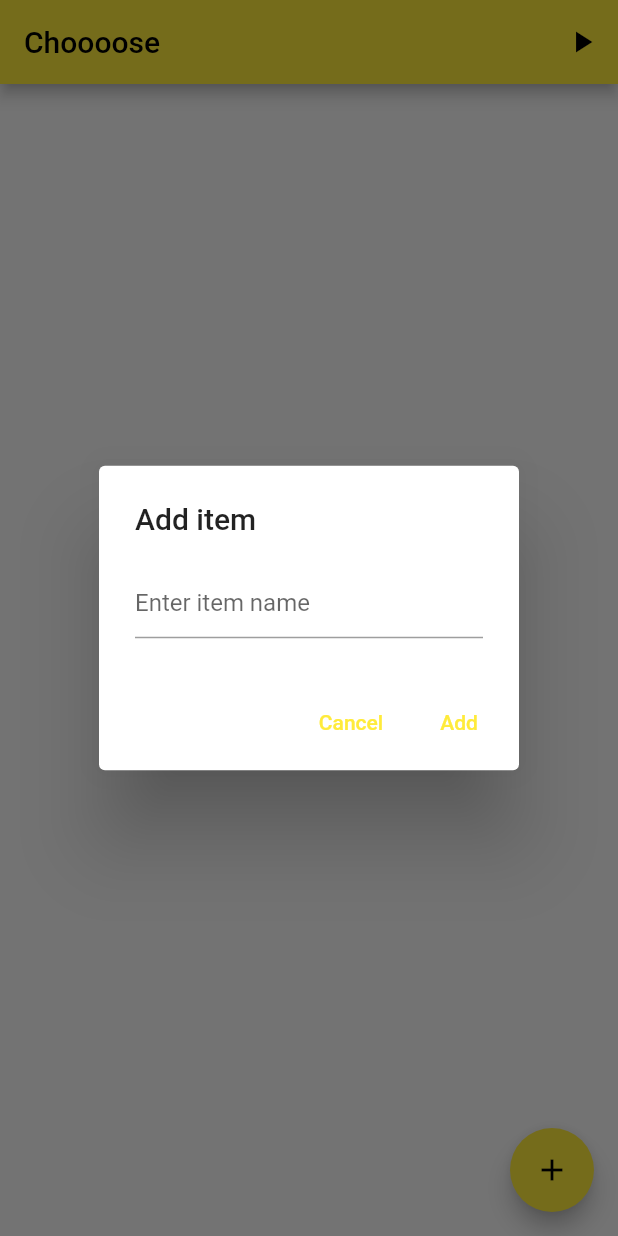
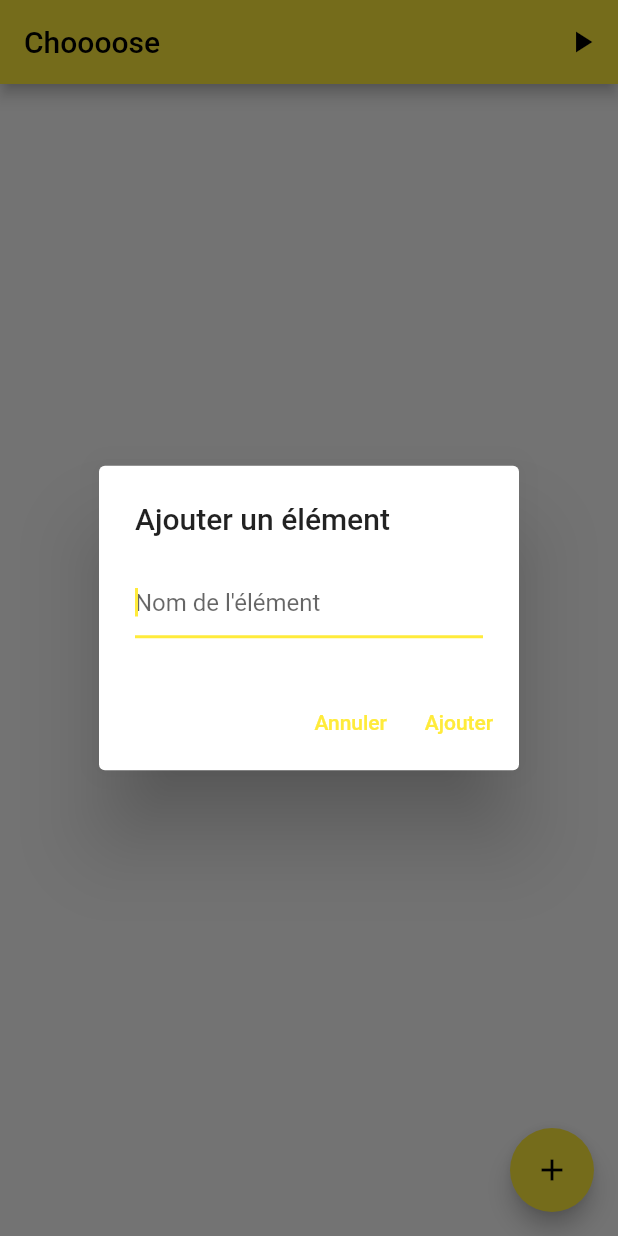
Before and after one commit to ymauray/chooose, a Flutter app: the screen it shows after launch, after a tap on the "add" icon, on a phone screen of 412 x 824 dp. Run offline on Flutter 3.47's test engine with Material 2 defaults, Android fonts, the light colour scheme and no system bars; our stand-ins replace firebase_analytics, firebase_core, flutter_riverpod, freezed_annotation, riverpod_annotation; missing offline and left inert: firebase_app_check; accounts and stored records are empty; generated files the repository leaves out were written again.

Commit message:
feat: translated to french, plus styling

```diff
--- a/lib/page/home_page.dart
+++ b/lib/page/home_page.dart
@@ -40,7 +40,7 @@ class HomePage extends ConsumerWidget {
       ),
       floatingActionButton: FloatingActionButton(
         onPressed: () async => showForm(context, ref),
-        tooltip: 'Increment',
+        tooltip: 'Ajouter un élément',
         child: const Icon(Icons.add),
       ),
     );
@@ -52,24 +52,27 @@ class HomePage extends ConsumerWidget {
       builder: (context) {
         final controller = TextEditingController();
         return AlertDialog(
-          title: const Text('Add item'),
+          title: const Text('Ajouter un élément'),
           content: TextField(
+            autofocus: true,
             controller: controller,
             decoration: const InputDecoration(
-              hintText: 'Enter item name',
+              hintText: "Nom de l'élément",
             ),
+            keyboardType: TextInputType.name,
+            textCapitalization: TextCapitalization.sentences,
           ),
           actions: [
             TextButton(
               onPressed: () => Navigator.of(context).pop(),
-              child: const Text('Cancel'),
+              child: const Text('Annuler'),
             ),
             TextButton(
               onPressed: () {
                 ref.read(itemsProvider.notifier).addItem(controller.text);
                 Navigator.of(context).pop();
               },
-              child: const Text('Add'),
+              child: const Text('Ajouter'),
             ),
           ],
         );
--- a/lib/widget/item_card.dart
+++ b/lib/widget/item_card.dart
@@ -6,10 +6,12 @@ import 'package:flutter_riverpod/flutter_riverpod.dart';
 class ItemCard extends ConsumerWidget {
   const ItemCard({
     required this.item,
+    required this.max,
     super.key,
   });
 
   final Item item;
+  final int max;
 
   @override
   Widget build(BuildContext context, WidgetRef ref) {
@@ -24,7 +26,7 @@ class ItemCard extends ConsumerWidget {
             Padding(
               padding: EdgeInsets.all(8),
               child: Text(
-                'Delete',
+                'Supprimer',
                 style: TextStyle(
                   color: Colors.white,
                 ),
@@ -39,16 +41,16 @@ class ItemCard extends ConsumerWidget {
       confirmDismiss: (direction) async => showDialog<bool>(
         context: context,
         builder: (context) => AlertDialog(
-          title: const Text('Delete item'),
-          content: const Text('Are you sure you want to delete this item?'),
+          title: const Text('Supprimer cet élément ?'),
+          content: const Text('Cette action est irréversible.'),
           actions: [
             TextButton(
               onPressed: () => Navigator.of(context).pop(false),
-              child: const Text('Cancel'),
+              child: const Text('Annuler'),
             ),
             TextButton(
               onPressed: () => Navigator.of(context).pop(true),
-              child: const Text('Delete'),
+              child: const Text('Supprimer'),
             ),
           ],
         ),
```
Also changed, not shown: lib/page/sort_page.dart (+46 -7 lines).
